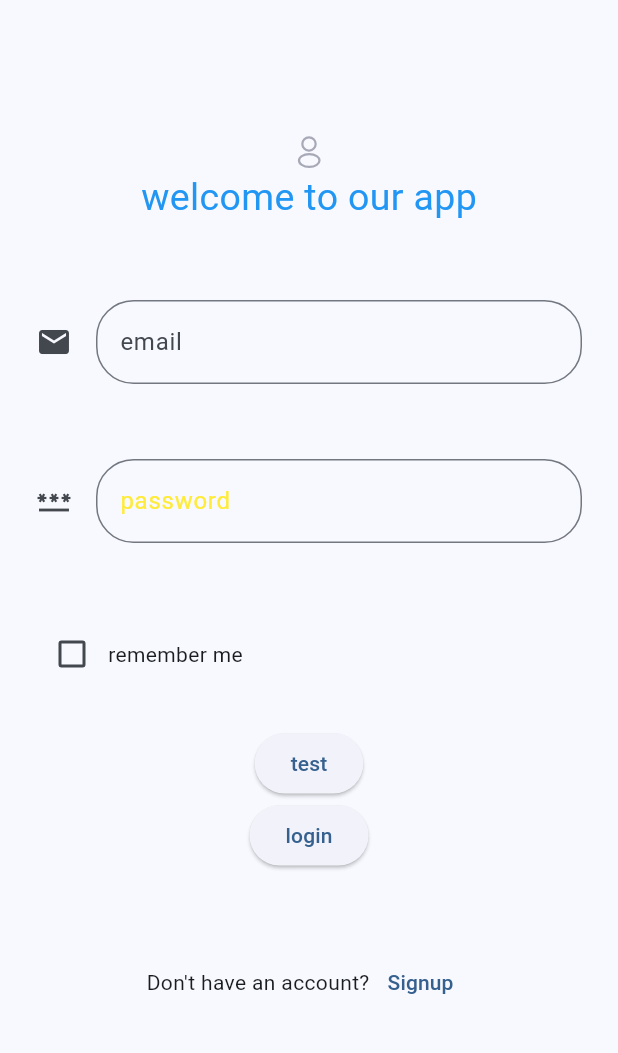
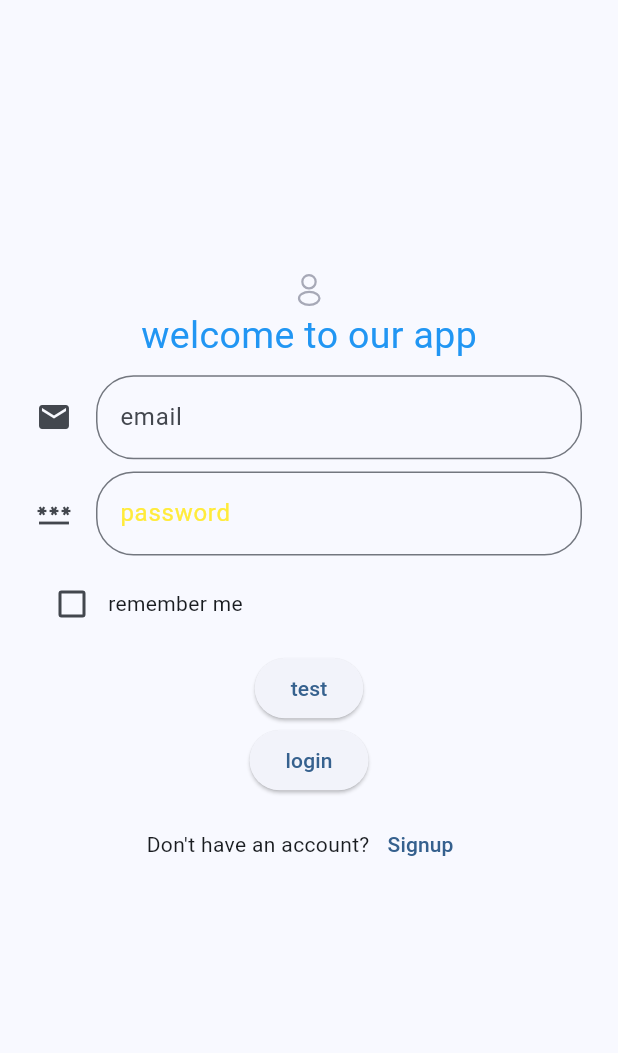
Before and after one commit to Mohammed-coderz/insta, a Flutter app: the screen it shows after launch, on a phone screen of 412 x 824 dp, the part 84-1137 px from its top. Run offline on Flutter 3.47's test engine with Material 3 defaults, Android fonts, the phone set to English and light mode, and no system bars; our stand-ins replace easy_localization, flutter_svg, shared_preferences.

Commit message:
refactor: Abstract SharedPreferences with a helper and update login flow
Introduces a `SharedPreferencesHelper` class to encapsulate `shared_preferences` logic, providing static methods for getting, setting, and removing `String` and `bool` values.

- Replaces direct `SharedPreferences.getInstance()` calls with the new helper in `LoginScreen` and `SplashScreen`.
- Updates the `LoginScreen` to use the `accessToken` from the API response to determine user state instead of a boolean flag.
- Navigates to `HomeScreen` upon successful login and token storage.
- Adds a loading indicator (`CircularProgressIndicator`) to the login button, which is displayed during the API call.
- Adjusts spacing on the `LoginScreen` to be responsive to screen height.

```diff
--- a/lib/screens/login_screen.dart
+++ b/lib/screens/login_screen.dart
@@ -5,6 +5,8 @@ import 'package:flutter/material.dart';
 import 'package:flutter_svg/flutter_svg.dart';
 import 'package:shared_preferences/shared_preferences.dart';
 import 'package:untitled7/core/const/svg_constant.dart';
+import 'package:untitled7/core/shared_preferences_helper.dart';
+import 'package:untitled7/screens/home_screen.dart';
 import 'package:untitled7/screens/sign_up.dart';
 import 'package:http/http.dart' as http;
 
@@ -23,6 +25,8 @@ class _LoginScreenState extends State<LoginScreen> {
 
   @override
   Widget build(BuildContext context) {
+    var h = MediaQuery.of(context).size.height;
+    var w = MediaQuery.of(context).size.width;
     return Scaffold(
       appBar: AppBar(
         title: Text("login".tr()),
@@ -52,7 +56,7 @@ class _LoginScreenState extends State<LoginScreen> {
                   "welcome".tr(),
                   style: TextStyle(color: Colors.blue, fontSize: 25),
                 ),
-                SizedBox(height: 50),
+                SizedBox(height: h*0.01),
                 TextField(
                   controller: emailController,
                   decoration: InputDecoration(
@@ -64,7 +68,7 @@ class _LoginScreenState extends State<LoginScreen> {
                     icon: Icon(Icons.email),
                   ),
                 ),
-                SizedBox(height: 50),
+                SizedBox(height: h*0.01),
                 TextField(
                   controller: passwordController,
                   obscureText: true,
@@ -77,7 +81,7 @@ class _LoginScreenState extends State<LoginScreen> {
                     icon: Icon(Icons.password),
                   ),
                 ),
-                SizedBox(height: 50),
+                SizedBox(height: h*0.01),
 
                 Row(
                   children: [
@@ -94,7 +98,7 @@ class _LoginScreenState extends State<LoginScreen> {
                     Text("remember me"),
                   ],
                 ),
-                SizedBox(height: 25),
+                SizedBox(height: h*0.01),
                 ElevatedButton(
                   onPressed: () async {
                     final SharedPreferences prefs =
@@ -105,16 +109,24 @@ class _LoginScreenState extends State<LoginScreen> {
                   },
                   child: Text("test"),
                 ),
-                ElevatedButton(
+
+                isLoading
+                    ? CircularProgressIndicator()
+                    : ElevatedButton(
                         onPressed: () async {
                           final SharedPreferences prefs =
                               await SharedPreferences.getInstance();
                           await prefs.setBool('isRememberMe', isRememberMe);
+
+                          login(
+                            phone: emailController.text,
+                            password: passwordController.text,
+                          );
                         },
 
                         child: Text("login"),
                       ),
-                SizedBox(height: 50),
+                SizedBox(height: h*0.01),
                 Row(
                   mainAxisAlignment: MainAxisAlignment.center,
                   children: [
@@ -147,11 +159,19 @@ class _LoginScreenState extends State<LoginScreen> {
       headers: {"Content-Type": "application/json"},
     );
     isLoading = false;
+    setState(() {});
+    print(response.statusCode);
+    print(response.body);
+
     if (response.statusCode == 200) {
       var jsonBody = jsonDecode(response.body);
       if (jsonBody["result"]) {
         String accessToken = jsonBody["access_token"];
-        SharedPref
+        await SharedPreferencesHelper.saveString("accessToken", accessToken);
+        Navigator.push(
+          context,
+          MaterialPageRoute(builder: (context) => HomeScreen()),
+        );
       }
     }
   }
```
Also changed, not shown: lib/core/shared_preferences_helper.dart (added, +31 -0 lines), lib/screens/qwert.dart (added, +12 -0 lines), lib/screens/splash.dart (+3 -13 lines). Lines whose indentation alone changed are shown as unchanged.
